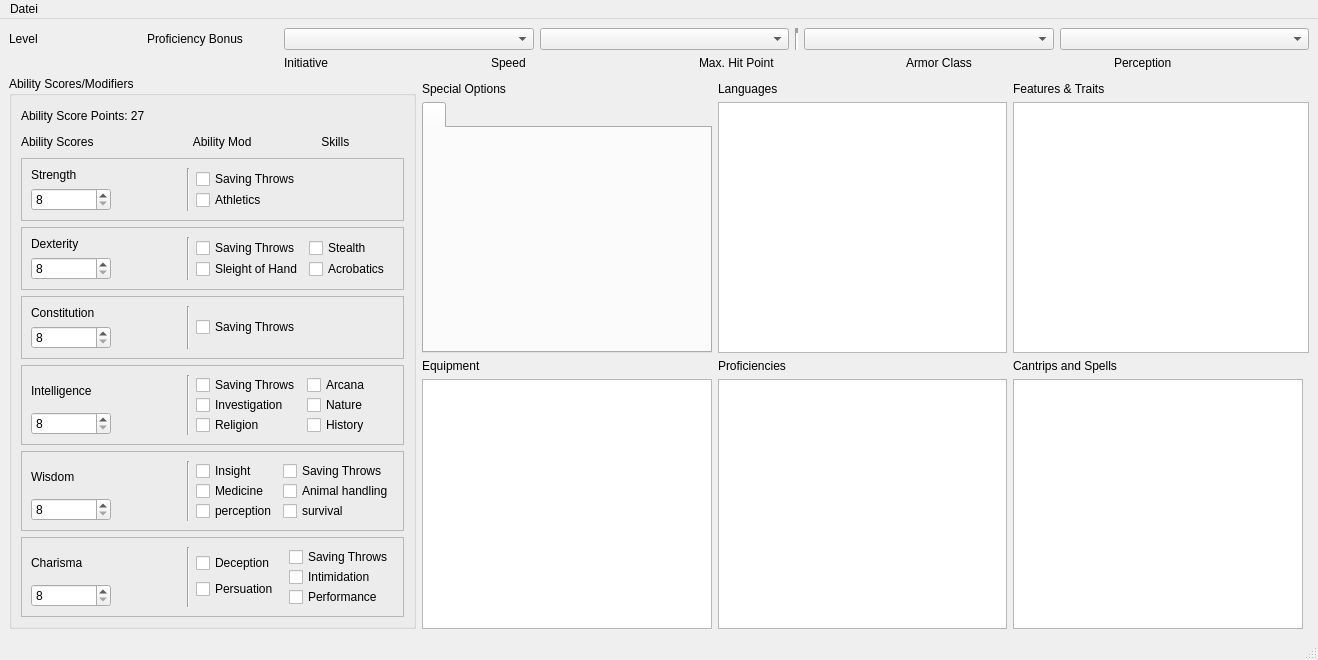
The window that window_main.ui (Tosh007/DnD5_CharCreator) describes before a commit, drawn with Qt 5.
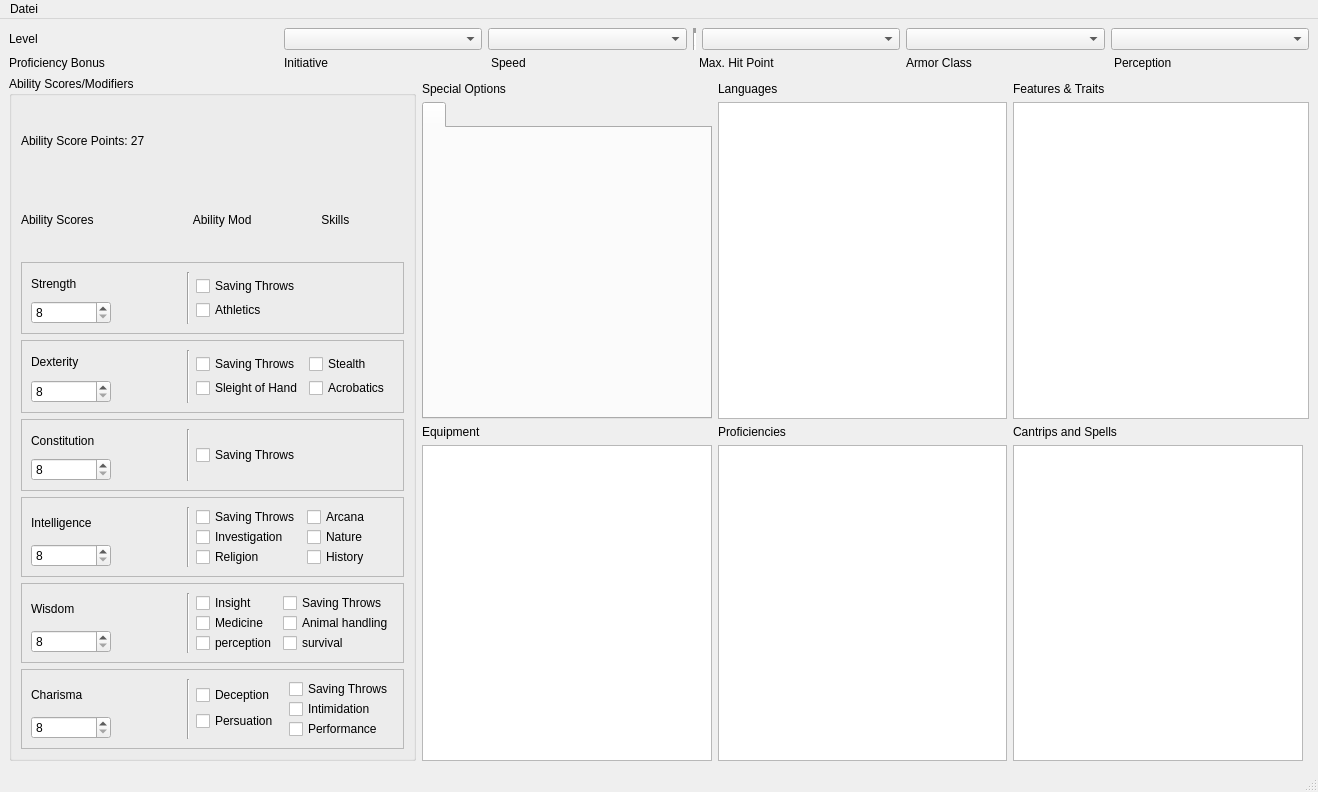
The same window after the commit.

Commit message: added a subraces for halfelf. backgrounds, cleric complete reworked signal system (load file not working!)

```diff
--- a/window_main.ui
+++ b/window_main.ui
@@ -10,7 +10,7 @@
     <x>0</x>
     <y>0</y>
     <width>1318</width>
-    <height>660</height>
+    <height>792</height>
    </rect>
   </property>
   <property name="windowTitle">
@@ -28,13 +28,6 @@
       </property>
      </widget>
     </item>
-    <item row="0" column="1">
-     <widget class="QLabel" name="Label_ProficiencyBonus">
-      <property name="text">
-       <string>Proficiency Bonus</string>
-      </property>
-     </widget>
-    </item>
     <item row="0" column="2" colspan="2">
      <layout class="QHBoxLayout" name="horizontalLayout_7">
       <item>
@@ -59,6 +52,9 @@
       <item>
        <widget class="QComboBox" name="ComboBox_Subrace"/>
       </item>
+      <item>
+       <widget class="QComboBox" name="ComboBox_Background"/>
+      </item>
      </layout>
     </item>
     <item row="1" column="2" colspan="2">
@@ -1162,6 +1158,13 @@
       </item>
      </layout>
     </item>
+    <item row="1" column="0">
+     <widget class="QLabel" name="Label_ProficiencyBonus">
+      <property name="text">
+       <string>Proficiency Bonus</string>
+      </property>
+     </widget>
+    </item>
    </layout>
   </widget>
   <widget class="QMenuBar" name="menubar">
```
Left out of the diff: 2 changed lines with no effect on the pictures. The commit also changes 21 other files.
